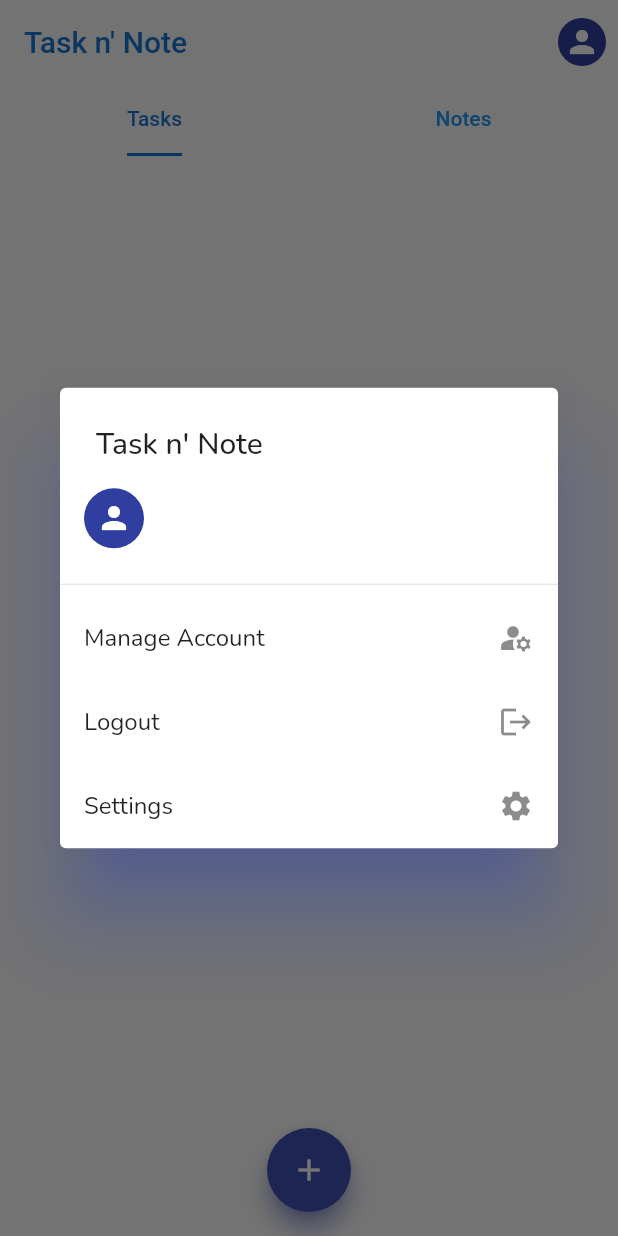
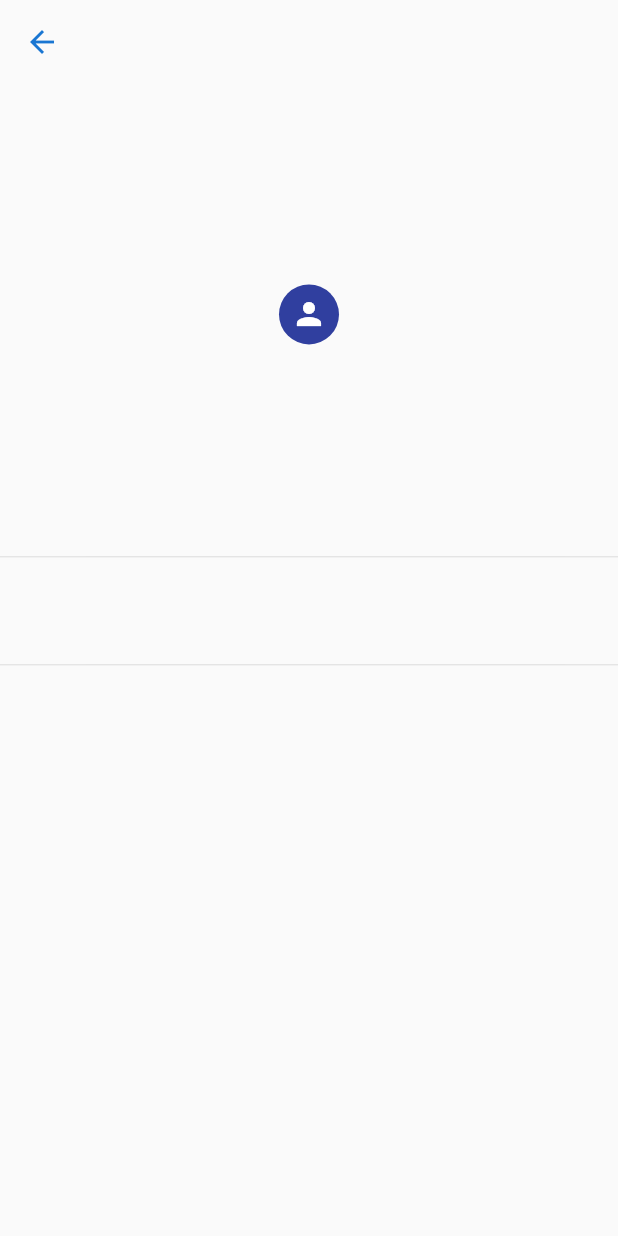
Before and after one commit to jedymatt/task_n_note, a Flutter app: the screen it shows once a user with an empty profile is signed in, after a tap on the "person" icon, on a phone screen of 412 x 824 dp. Run offline on Flutter 3.47's test engine with Material 2 defaults, Android fonts, the light colour scheme and no system bars; our stand-ins replace cloud_firestore, firebase_auth, firebase_core, flutter_svg, freezed_annotation, google_fonts and 1 more; accounts and stored records are empty; generated files the repository leaves out were written again.

Commit message:
Changed navigation to account

```diff
--- a/lib/screens/manage_account_screen.dart
+++ b/lib/screens/account_screen.dart
@@ -2,14 +2,14 @@ import 'package:flutter/material.dart';
 import 'package:provider/provider.dart';
 import 'package:task_n_note/models/models.dart';
 
-class ManageAccountScreen extends StatefulWidget {
-  const ManageAccountScreen({Key? key}) : super(key: key);
+class AccountScreen extends StatefulWidget {
+  const AccountScreen({Key? key}) : super(key: key);
 
   @override
-  _ManageAccountScreenState createState() => _ManageAccountScreenState();
+  _AccountScreenState createState() => _AccountScreenState();
 }
 
-class _ManageAccountScreenState extends State<ManageAccountScreen> {
+class _AccountScreenState extends State<AccountScreen> {
   @override
   Widget build(BuildContext context) {
     return Scaffold(
--- a/lib/screens/home_screen.dart
+++ b/lib/screens/home_screen.dart
@@ -6,6 +6,7 @@ import '../widgets/add_todo_list_fab.dart';
 import '../widgets/note/add_note_fab.dart';
 import '../widgets/note/note_list_view.dart';
 import '../widgets/task/todo_list_view.dart';
+import 'account_screen.dart';
 
 class HomeScreen extends StatefulWidget {
   const HomeScreen({Key? key}) : super(key: key);
@@ -58,12 +59,18 @@ class _HomeScreenState extends State<HomeScreen>
                 actions: [
                   IconButton(
                     onPressed: () {
-                      showDialog(
-                        context: context,
-                        builder: (context) {
-                          return const AccountDialog();
-                        },
+                      Navigator.push(
+                        context,
+                        MaterialPageRoute(
+                          builder: (context) => const AccountScreen(),
+                        ),
                       );
+                      // showDialog(
+                      //   context: context,
+                      //   builder: (context) {
+                      //     return const AccountDialog();
+                      //   },
+                      // );
                     },
                     icon: const CircleAvatar(
                       child: Icon(Icons.person),
--- a/lib/widgets/account_dialog.dart
+++ b/lib/widgets/account_dialog.dart
@@ -1,7 +1,7 @@
 import 'package:flutter/material.dart';
 import 'package:provider/provider.dart';
 import 'package:task_n_note/models/user.dart';
-import 'package:task_n_note/screens/manage_account_screen.dart';
+import 'package:task_n_note/screens/account_screen.dart';
 import 'package:task_n_note/screens/setting_screen.dart';
 import 'package:task_n_note/services/auth_service.dart';
 
@@ -33,7 +33,7 @@ class AccountDialog extends StatelessWidget {
             Navigator.pushReplacement(
               context,
               MaterialPageRoute(
-                builder: (context) => const ManageAccountScreen(),
+                builder: (context) => const AccountScreen(),
               ),
             );
           },
```
